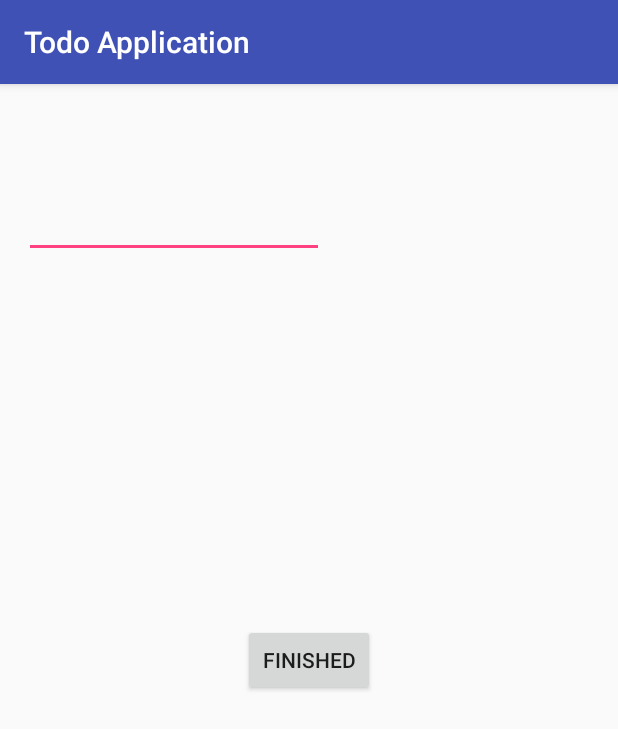
After one commit to sbobra/todoapp, an Android app: the EditActivity screen opened directly, with no data from a screen before it, on a phone screen of 412 x 824 dp. The commit adds this screen. Shown: the top 729 px of the screen. Run offline under Robolectric (Android 15) with nearby library versions, the phone set to English and light mode, and no system bars.

Commit message:
Adding ability to edit items in list view with intents

```diff
--- /dev/null
+++ b/TodoApplication/app/src/main/java/com/example/sam/todoapplication/EditActivity.java
@@ -0,0 +1,43 @@
+package com.example.sam.todoapplication;
+
+import android.content.Intent;
+import android.os.Bundle;
+import android.support.v7.app.AppCompatActivity;
+import android.view.View;
+import android.widget.EditText;
+
+public class EditActivity extends AppCompatActivity {
+    private EditText editText;
+    private View finishedButton;
+    private int position;
+
+    @Override
+    protected void onCreate(Bundle savedInstanceState) {
+        super.onCreate(savedInstanceState);
+        setContentView(R.layout.activity_edit);
+        editText = (EditText) findViewById(R.id.editText2);
+        finishedButton = findViewById(R.id.button);
+        editText.setText(getIntent().getStringExtra("itemToEdit"));
+        position = getIntent().getIntExtra("position", 0);
+
+        finishedButton.setOnClickListener(new View.OnClickListener() {
+            @Override
+            public void onClick(View v) {
+                finishEditTask();
+            }
+        });
+    }
+
+    void finishEditTask() {
+        // Prepare data intent
+        Intent data = new Intent();
+        // Pass relevant data back as a result
+        data.putExtra("editedTask", editText.getText().toString());
+        data.putExtra("code", MainActivity.REQUEST_CODE);
+        data.putExtra("position", position);
+
+        // Activity finished ok, return the data
+        setResult(RESULT_OK, data); // set result code and bundle data for response
+        finish(); // closes the activity, pass data to parent
+    }
+}
--- /dev/null
+++ b/TodoApplication/app/src/main/res/layout/activity_edit.xml
@@ -0,0 +1,25 @@
+<?xml version="1.0" encoding="utf-8"?>
+<RelativeLayout xmlns:android="http://schemas.android.com/apk/res/android"
+    xmlns:tools="http://schemas.android.com/tools"
+    android:layout_width="match_parent"
+    android:layout_height="match_parent"
+    android:paddingBottom="@dimen/activity_vertical_margin"
+    android:paddingLeft="@dimen/activity_horizontal_margin"
+    android:paddingRight="@dimen/activity_horizontal_margin"
+    android:paddingTop="@dimen/activity_vertical_margin"
+    tools:context="com.example.caren.todo.EditActivity">
+
+
+    <EditText
+        android:id="@+id/editText2"
+        android:layout_width="200dp"
+        android:layout_height="100dp" />
+
+    <Button
+        android:layout_width="wrap_content"
+        android:layout_height="wrap_content"
+        android:text="Finished"
+        android:id="@+id/button"
+        android:layout_centerVertical="true"
+        android:layout_centerHorizontal="true" />
+</RelativeLayout>
```
Also changed, not shown: TodoApplication/app/src/main/AndroidManifest.xml (+4 -3 lines), TodoApplication/app/src/main/java/com/example/sam/todoapplication/MainActivity.java (+30 -0 lines).
